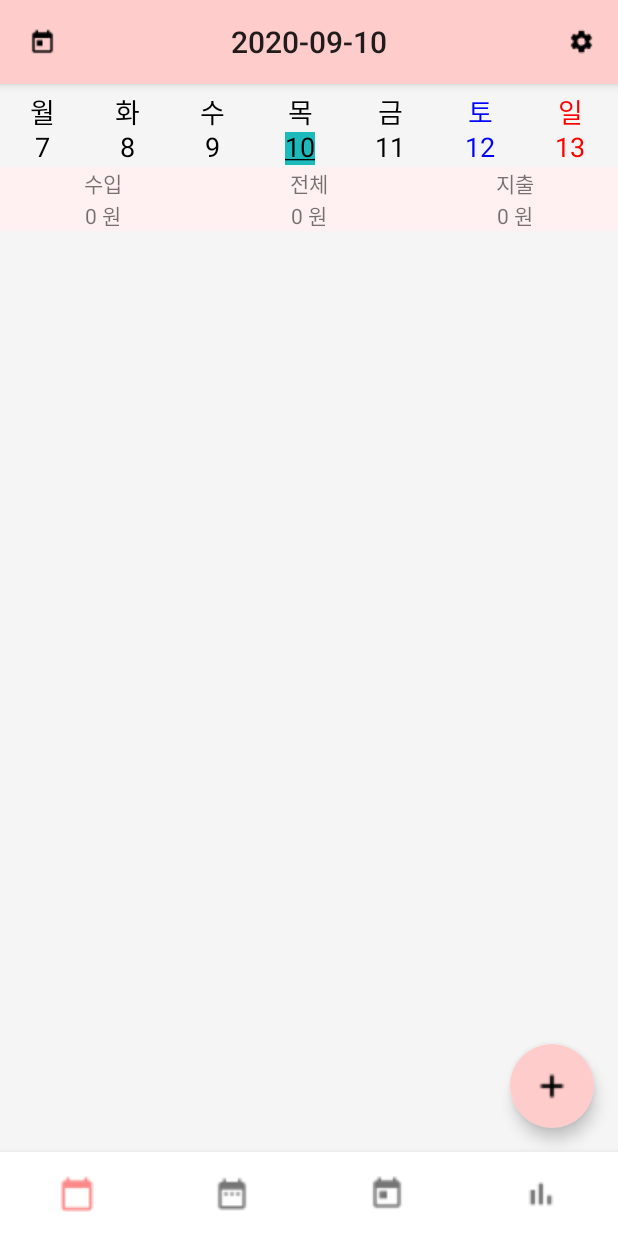
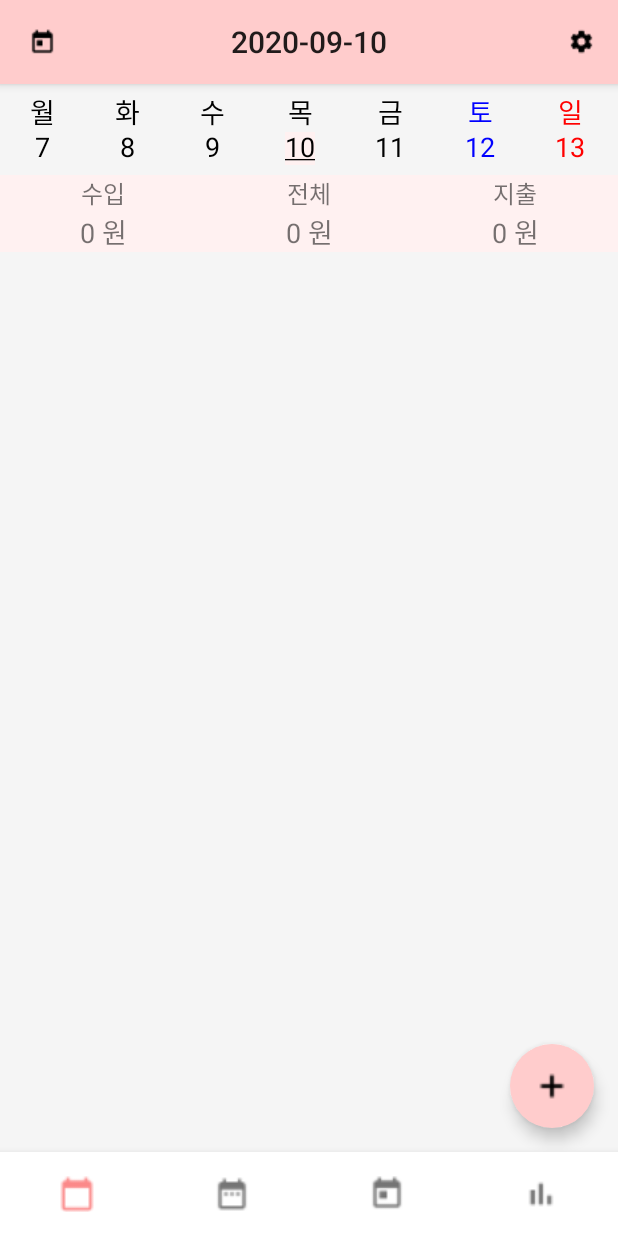
Before and after one commit to seti05/moneyBook, an Android app: the screen it shows after launch (MainActivity), on a phone screen of 412 x 824 dp. Run offline under Robolectric (Android 15) with nearby library versions, the phone set to English and light mode, and no system bars; libraries missing offline, so code that uses them is left out: com.pedro.library; 1 statement that could not run was skipped.

Commit message:
입력된 순서대로 나오게 변경 수입은 파란색 지출은 빨간색으로변경,금액 오른쪽으로 이동 선택된 날짜 색변경(연한분홍색으로)

```diff
--- a/app/src/main/java/com/example/moneybook/DatabaseHelper.java
+++ b/app/src/main/java/com/example/moneybook/DatabaseHelper.java
@@ -22,17 +22,20 @@ public class DatabaseHelper extends SQLiteOpenHelper {
     @Override
     public void onCreate(SQLiteDatabase db) {
         printLog("onCreate() call");
+        //유저테이블만들기
         String sqlUser = "create table if not exists user( "+
                 " user_id integer primary key autoincrement, "+
                 " password text) ";
         db.execSQL(sqlUser);
+        //수입테이블만들기
         String sqlIncome = "create table if not exists income( "+
                 " income_id integer primary key autoincrement, "+
-                " income_date text, asset_name text,incomecategory_name text,amount integer,memo text) ";
+                " income_date text, asset_name text,incomecategory_name text,amount integer,reg_date_time text,memo text) ";
         db.execSQL(sqlIncome);
+        //지출테이블만들기
         String sqlExpense = "create table if not exists expense( "+
                 " expense_id integer primary key autoincrement, "+
-                " expense_date text, asset_name text,expensecategory_name text,amount integer,memo text) ";
+                " expense_date text, asset_name text,expensecategory_name text,amount integer,reg_date_time text,memo text) ";
         db.execSQL(sqlExpense);
         String sqlIncomeCategory = "create table if not exists incomecategory( "+
                 " category_id integer primary key autoincrement, "+
--- a/app/src/main/java/com/example/moneybook/daily/DailyFragment.java
+++ b/app/src/main/java/com/example/moneybook/daily/DailyFragment.java
@@ -6,6 +6,7 @@ import android.content.Intent;
 import android.database.Cursor;
 import android.database.sqlite.SQLiteDatabase;
 import android.graphics.Color;
+import android.graphics.Point;
 import android.os.Build;
 import android.os.Bundle;
 
@@ -19,6 +20,7 @@ import androidx.fragment.app.Fragment;
 
 import android.text.Html;
 import android.util.Log;
+import android.view.Gravity;
 import android.view.LayoutInflater;
 import android.view.Menu;
 import android.view.MenuInflater;
@@ -41,6 +43,8 @@ import java.text.SimpleDateFormat;
 import java.time.LocalDate;
 import java.util.ArrayList;
 import java.util.Calendar;
+import java.util.Collections;
+import java.util.Comparator;
 import java.util.Date;
 import java.util.Locale;
 
@@ -56,6 +60,7 @@ public class DailyFragment extends Fragment {
     LocalDate today =LocalDate.now();
     String titleStr="";
     ArrayList<DailyInAndOut> outList,inList;
+    ArrayList<DailyInAndOut> alldayList=new ArrayList<>();
 
     DatabaseHelper dbHelper;
     SQLiteDatabase database;
@@ -190,12 +195,13 @@ public class DailyFragment extends Fragment {
         //하루내역보여주기
         inList.clear();
         outList.clear();
+        alldayList.clear();
         String[] expense = new String[]{"expense_date","asset_name","expensecategory_name","amount","memo"};
         String[] income = new String[]{"income_date","asset_name","incomecategory_name","amount","memo"};
         String selectDayStr = titleTextView.getText().toString();
         //Log.d("카드뷰세팅", "날짜: "+selectDayStr);
         //지출 넣기
-        cursor = database.rawQuery("select expense_id,expense_date,asset_name,expensecategory_name,amount,memo"+
+        cursor = database.rawQuery("select expense_id,expense_date,asset_name,expensecategory_name,amount,reg_date_time,memo"+
                 " from expense where expense_date=?",new String[]{selectDayStr});
         while(cursor.moveToNext()){
             int ex_id= cursor.getInt(0);
@@ -204,12 +210,13 @@ public class DailyFragment extends Fragment {
             String category= cursor.getString(cursor.getColumnIndex(expense[2]));
             int amount=cursor.getInt(cursor.getColumnIndex(expense[3]));
             String memo =cursor.getString(cursor.getColumnIndex(expense[4]));
-            dailyInAndOut = new DailyInAndOut(ex_id,"지출",date,asset,category,amount,memo);
-            setCardTextView(category,asset,amount,memo,dailyInAndOut);
+            String regDateTime = cursor.getString(cursor.getColumnIndex("reg_date_time"));
+            dailyInAndOut = new DailyInAndOut(ex_id,"지출",date,asset,category,amount,memo,regDateTime);
+            alldayList.add(dailyInAndOut);
             outList.add(dailyInAndOut);
         }
         //수입넣기
-        cursor = database.rawQuery("select income_id,income_date,asset_name,incomecategory_name,amount,memo"+
+        cursor = database.rawQuery("select income_id,income_date,asset_name,incomecategory_name,amount,reg_date_time,memo"+
                 " from income where income_date=?",new String[]{selectDayStr});
         while(cursor.moveToNext()){
             int in_id= cursor.getInt(0);
@@ -218,21 +225,29 @@ public class DailyFragment extends Fragment {
             String category= cursor.getString(cursor.getColumnIndex(income[2]));
             int amount=cursor.getInt(cursor.getColumnIndex(income[3]));
             String memo =cursor.getString(cursor.getColumnIndex(income[4]));
-            dailyInAndOut = new DailyInAndOut(in_id,"수입",date,asset,category,amount,memo);
-            setCardTextView(category,asset,amount,memo,dailyInAndOut);
+            String regDateTime = cursor.getString(cursor.getColumnIndex("reg_date_time"));
+            dailyInAndOut = new DailyInAndOut(in_id,"수입",date,asset,category,amount,memo,regDateTime);
+            alldayList.add(dailyInAndOut);
             inList.add(dailyInAndOut);
         }
         cursor.close();
+        MyComparator myComparator = new MyComparator();
+        Collections.sort(alldayList,myComparator);
+        if(alldayList!=null){
+            for (DailyInAndOut dayData: alldayList) {
+                //Log.d("전체정보", dayData.toString());
+                setCardTextView(dayData);
+            }
+        }
+
         //하루 총합구하기
         int incomeTotal=0;
         int expenseTotal=0;
         int dayTotal=0;
         for (DailyInAndOut ex: outList ) {
-            //adapter.addItem(ex);
             expenseTotal+=ex.getAmount();
         }
         for (DailyInAndOut in: inList ) {
-            // adapter.addItem(in);
             incomeTotal+=in.getAmount();
         }
         //하루 전체 내역
@@ -254,9 +269,27 @@ public class DailyFragment extends Fragment {
 
     }//스크롤뷰안쪽 리니어레이아웃에 카드뷰넣기
 
-    private void setCardTextView(String category, String asset, int amount, String memo, final DailyInAndOut dailyInAndOut) {
+    ///////////////어레이리스트 정렬시키기기
+   class MyComparator implements Comparator<DailyInAndOut> {
+        @Override
+        public int compare(DailyInAndOut o1, DailyInAndOut o2) {
+            if(Double.parseDouble(o1.getRegDateTime())>Double.parseDouble(o2.getRegDateTime())){
+                return 1;
+            }
+            return -1;
+        }
+    }
+
+    ////////////////
+
+    private void setCardTextView(final DailyInAndOut dailyInAndOut) {
+        String category=dailyInAndOut.getCategoryName();
+        String asset=dailyInAndOut.getAssetName();
+        int amount=dailyInAndOut.getAmount();
+        String memo=dailyInAndOut.getMemo();
         CardView cardView = new CardView(getContext());
-        cardView.setCardElevation(5);
+        cardView.setCardElevation(50);
+        cardView.setRadius(10);
         LinearLayout innercardviewLinear= new LinearLayout(getContext());
         innercardviewLinear.setOrientation(LinearLayout.VERTICAL);
         TextView categoryT,assetT,memoT,amountT;
@@ -265,7 +298,16 @@ public class DailyFragment extends Fragment {
         assetT= new TextView(getContext());
         assetT.setText(asset);
         amountT= new TextView(getContext());
-        amountT.setText(numberFormat.format(amount)+"원");
+        amountT.setGravity(Gravity.END);
+        if (dailyInAndOut.getType().equals("수입")){
+            amountT.setText(
+                    Html.fromHtml("<font color=\"#0000FF\">"+numberFormat.format(amount)
+                            +"</font> 원  "));
+        }else if (dailyInAndOut.getType().equals("지출")){
+            amountT.setText(
+                    Html.fromHtml("<font color=\"#FF0000\">"+numberFormat.format(amount)
+                            +"</font> 원  "));
+        }
         memoT= new TextView(getContext());
         memoT.setText(memo);
         innercardviewLinear.addView(categoryT);
@@ -382,7 +424,7 @@ public class DailyFragment extends Fragment {
             before1.setTextColor(Color.RED);
         }
         select.setText(Html.fromHtml(setWeekdayStr(selecday.getDayOfWeek().toString())+"<br>"
-                +"<span style=\"background-color:#1cbaba;\"><u>"+selecday.getDayOfMonth() +"</span></u>"));
+                +"<span style=\"background-color:#FFF1F1;\"><u>"+selecday.getDayOfMonth() +"</u></span>"));
         if (selecday.getDayOfWeek().toString().equals("SATURDAY")){
             select.setTextColor(Color.BLUE);
         }else if (selecday.getDayOfWeek().toString().equals("SUNDAY")){
--- a/app/src/main/res/layout/fragment_daily.xml
+++ b/app/src/main/res/layout/fragment_daily.xml
@@ -102,6 +102,7 @@
             <TableLayout
                 android:layout_width="match_parent"
                 android:layout_height="wrap_content"
+                android:layout_marginTop="5dp"
                 android:background="#FFF1F1"
                 android:stretchColumns="*">
 
@@ -114,21 +115,24 @@
                         android:layout_width="wrap_content"
                         android:layout_height="wrap_content"
                         android:gravity="center"
-                        android:text="수입" />
+                        android:text="수입"
+                        android:textSize="16sp" />
 
                     <TextView
                         android:id="@+id/textView11"
                         android:layout_width="wrap_content"
                         android:layout_height="wrap_content"
                         android:gravity="center"
-                        android:text="전체" />
+                        android:text="전체"
+                        android:textSize="16sp" />
 
                     <TextView
                         android:id="@+id/textView12"
                         android:layout_width="wrap_content"
                         android:layout_height="wrap_content"
                         android:gravity="center"
-                        android:text="지출" />
+                        android:text="지출"
+                        android:textSize="16sp" />
                 </TableRow>
 
                 <TableRow
@@ -139,22 +143,31 @@
                         android:id="@+id/textView13"
                         android:layout_width="wrap_content"
                         android:layout_height="wrap_content"
+                        android:ellipsize="marquee"
                         android:gravity="center"
-                        android:text="TextView" />
+                        android:singleLine="true"
+                        android:text="TextView"
+                        android:textSize="18sp" />
 
                     <TextView
                         android:id="@+id/textView14"
                         android:layout_width="wrap_content"
                         android:layout_height="wrap_content"
+                        android:ellipsize="marquee"
                         android:gravity="center"
-                        android:text="TextView" />
+                        android:singleLine="true"
+                        android:text="TextView"
+                        android:textSize="18sp" />
 
                     <TextView
                         android:id="@+id/textView15"
                         android:layout_width="wrap_content"
                         android:layout_height="wrap_content"
+                        android:ellipsize="marquee"
                         android:gravity="center"
-                        android:text="TextView" />
+                        android:singleLine="true"
+                        android:text="TextView"
+                        android:textSize="18sp" />
                 </TableRow>
 
             </TableLayout>
```
Also changed, not shown: app/src/main/java/com/example/moneybook/daily/DailyInAndOut.java (+21 -0 lines), app/src/main/java/com/example/moneybook/daily/RegMoneyBookActivity.java (+6 -4 lines).
